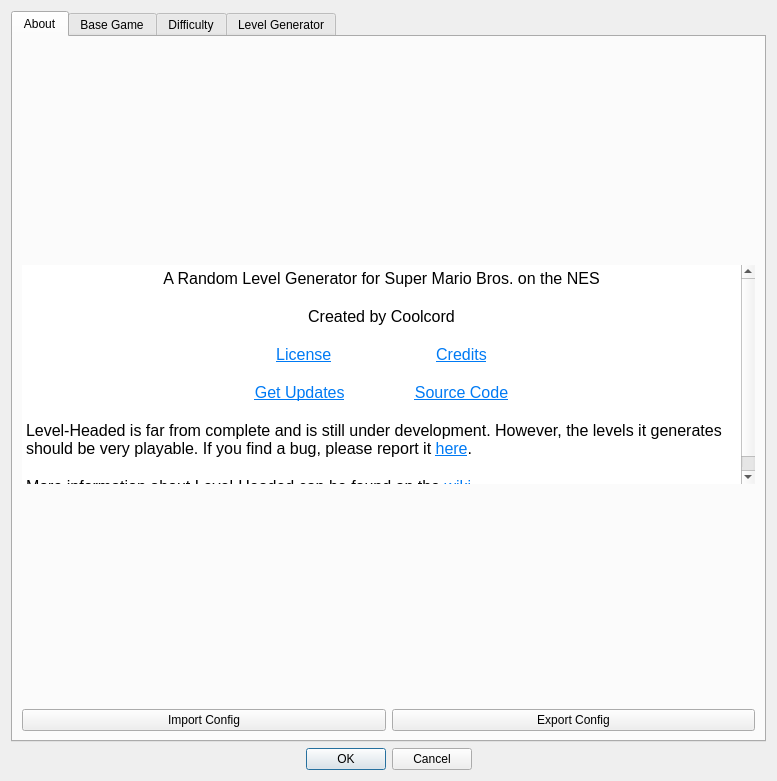
This is SMB1/SMB1_Compliance_To_SMB1/Configure_Settings_Form.ui in Coolcord/Level-Headed as Qt 5 draws it before an edit. The edited form follows.
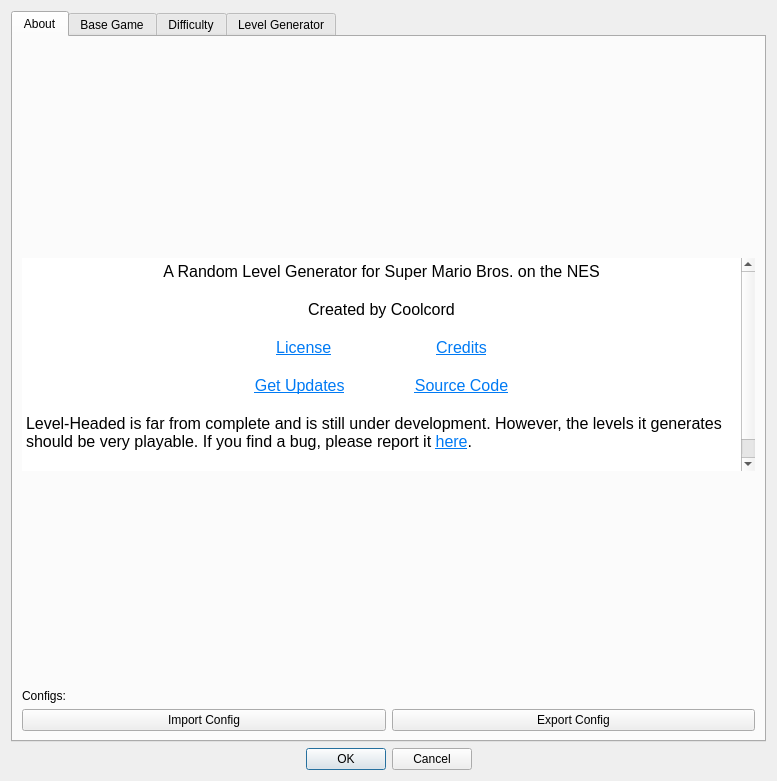
This is the edited form.

Commit message: The base ROM is now checked to see if it exists before importing a config file

Diff of the .ui file:
```diff
--- a/SMB1/SMB1_Compliance_To_SMB1/Configure_Settings_Form.ui
+++ b/SMB1/SMB1_Compliance_To_SMB1/Configure_Settings_Form.ui
@@ -116,6 +116,15 @@
         </spacer>
        </item>
        <item>
+        <layout class="QVBoxLayout" name="layoutConfigs">
+         <item>
+          <widget class="QLabel" name="lblConfigs">
+           <property name="text">
+            <string>Configs:</string>
+           </property>
+          </widget>
+         </item>
+         <item>
         <layout class="QHBoxLayout" name="horizontalLayout_10">
          <item>
           <widget class="QPushButton" name="btnImportConfig">
@@ -130,6 +139,8 @@
             <string>Export Config</string>
            </property>
           </widget>
+           </item>
+          </layout>
          </item>
         </layout>
        </item>
```
Lines whose indentation alone changed are shown as unchanged. The commit also changes 1 other file.
